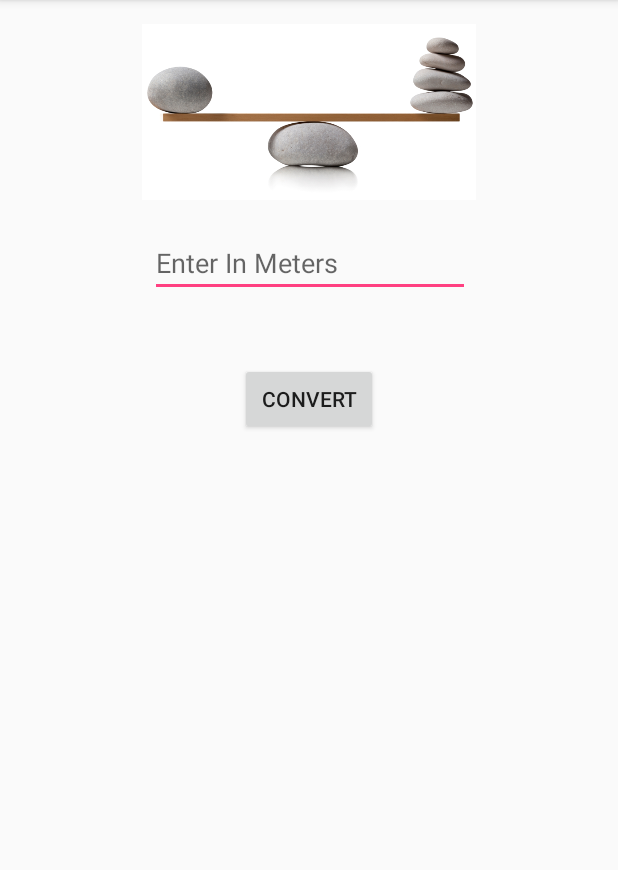
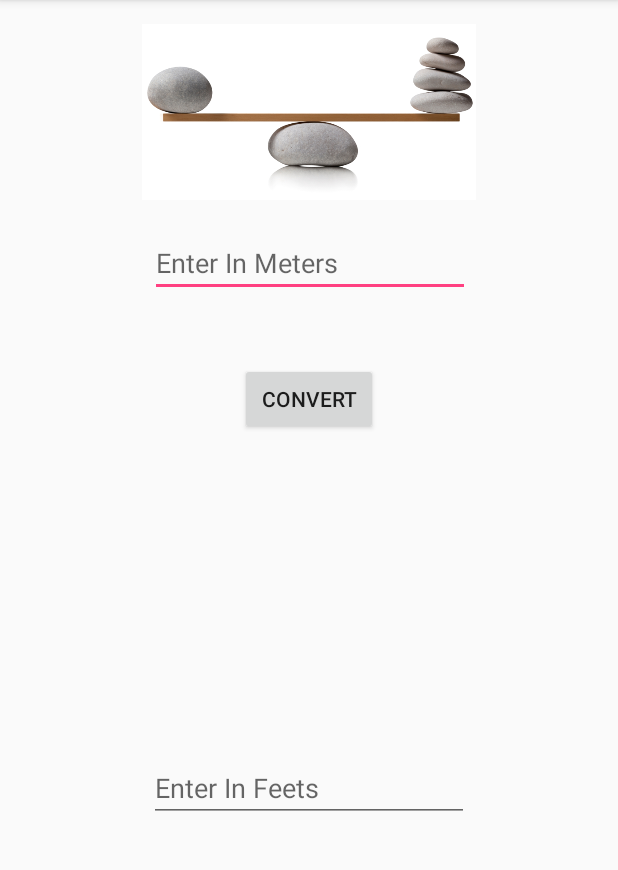
Before and after one commit to ericyu423/MeasurementConverter, an Android app: the screen it shows after launch (MainActivity), on a phone screen of 412 x 824 dp, the part 84-954 px from its top. Run offline under Robolectric (Android 15) with nearby library versions, the phone set to English and light mode, and no system bars.

Commit message:
lesson complete

```diff
--- a/app/src/main/AndroidManifest.xml
+++ b/app/src/main/AndroidManifest.xml
@@ -3,12 +3,15 @@
     package="com.ericyu423.measurementconverter">
 
     <application
+
         android:allowBackup="true"
         android:icon="@mipmap/ic_launcher"
         android:label="@string/app_name"
         android:roundIcon="@mipmap/ic_launcher_round"
         android:supportsRtl="true"
         android:theme="@style/AppTheme">
+
+
         <activity android:name=".MainActivity">
             <intent-filter>
                 <action android:name="android.intent.action.MAIN" />
--- a/app/src/main/java/com/ericyu423/measurementconverter/MainActivity.java
+++ b/app/src/main/java/com/ericyu423/measurementconverter/MainActivity.java
@@ -2,12 +2,73 @@ package com.ericyu423.measurementconverter;
 
 import android.support.v7.app.AppCompatActivity;
 import android.os.Bundle;
+import android.view.View;
+import android.widget.Button;
+import android.widget.EditText;
+import android.text.InputType;
+
+
+
 
 public class MainActivity extends AppCompatActivity {
+
+    private Button convertButton;
+    private EditText editText1;
+    private EditText editText2;
 
     @Override
     protected void onCreate(Bundle savedInstanceState) {
         super.onCreate(savedInstanceState);
         setContentView(R.layout.activity_main);
+        linker();
+
+        //refactor this later
+        convertButton.setOnClickListener(new View.OnClickListener() {
+            @Override
+            public void onClick(View v) {
+                convertButtonClicked();
+            }
+        });
+
+
+    }
+
+    private void convertButtonClicked(){
+
+        Double input;
+
+
+        if (editText1.getText().toString().equals("")){
+            input = 0.0;
+           // editText2.setText(R.string.error);
+
+        }else {
+            input = Double.valueOf(editText1.getText().toString());//this can cause error if empty
+        }
+            input = meterToInch(input);
+            editText2.setText(String.format("%.2f", input));
+
+
+    }
+
+
+    //if mark private you can't test it...
+    public Double meterToInch(Double input){
+        Double output;
+        output = input * 3.28084;
+        return output;
+    }
+
+    private void linker(){
+
+        convertButton = (Button) findViewById(R.id.convertButton);
+        editText1 = (EditText) findViewById(R.id.editText1);
+        editText2 = (EditText) findViewById(R.id.editText2);
+
+        //this android:inputType="number" [design/"text"] or chanage in storyboard or
+       // editText1.setInputType(InputType.TYPE_CLASS_NUMBER | InputType.TYPE_NUMBER_FLAG_DECIMAL);
+
+
+
     }
 }
--- a/app/src/main/res/layout/activity_main.xml
+++ b/app/src/main/res/layout/activity_main.xml
@@ -22,7 +22,7 @@
         app:srcCompat="@drawable/balance" />
 
     <EditText
-        android:id="@+id/editText"
+        android:id="@+id/editText1"
         android:layout_width="wrap_content"
         android:layout_height="wrap_content"
         android:layout_marginBottom="300dp"
@@ -31,7 +31,7 @@
         android:layout_marginTop="8dp"
         android:ems="10"
         android:hint="Enter In Meters"
-        android:inputType="textPersonName"
+        android:inputType="textPersonName|number|numberDecimal"
         app:layout_constraintBottom_toBottomOf="parent"
         app:layout_constraintEnd_toEndOf="parent"
         app:layout_constraintHorizontal_bias="0.503"
@@ -40,7 +40,7 @@
         app:layout_constraintVertical_bias="0.041" />
 
     <Button
-        android:id="@+id/button"
+        android:id="@+id/convertButton"
         android:layout_width="92dp"
         android:layout_height="wrap_content"
         android:layout_marginBottom="8dp"
@@ -50,7 +50,22 @@
         app:layout_constraintBottom_toBottomOf="parent"
         app:layout_constraintEnd_toEndOf="parent"
         app:layout_constraintStart_toStartOf="parent"
-        app:layout_constraintTop_toBottomOf="@+id/editText"
+        app:layout_constraintTop_toBottomOf="@+id/editText1"
         app:layout_constraintVertical_bias="0.086" />
 
+    <EditText
+        android:id="@+id/editText2"
+        android:layout_width="wrap_content"
+        android:layout_height="wrap_content"
+        android:layout_marginBottom="8dp"
+        android:layout_marginEnd="8dp"
+        android:layout_marginStart="8dp"
+        android:ems="10"
+        android:hint="Enter In Feets"
+        android:inputType="textPersonName"
+        app:layout_constraintBottom_toBottomOf="parent"
+        app:layout_constraintEnd_toEndOf="parent"
+        app:layout_constraintStart_toStartOf="parent"
+        app:layout_constraintTop_toBottomOf="@+id/convertButton" />
+
 </android.support.constraint.ConstraintLayout>
--- a/app/src/main/res/values/strings.xml
+++ b/app/src/main/res/values/strings.xml
@@ -1,3 +1,4 @@
 <resources>
     <string name="app_name">Measurement converter</string>
+    <string name="error">Please Enter Valid Number</string>
 </resources>
--- a/app/src/main/res/values/styles.xml
+++ b/app/src/main/res/values/styles.xml
@@ -6,6 +6,7 @@
         <item name="colorPrimary">@color/colorPrimary</item>
         <item name="colorPrimaryDark">@color/colorPrimaryDark</item>
         <item name="colorAccent">@color/colorAccent</item>
+
     </style>
 
 </resources>
```
Also changed, not shown: 2 other files.
